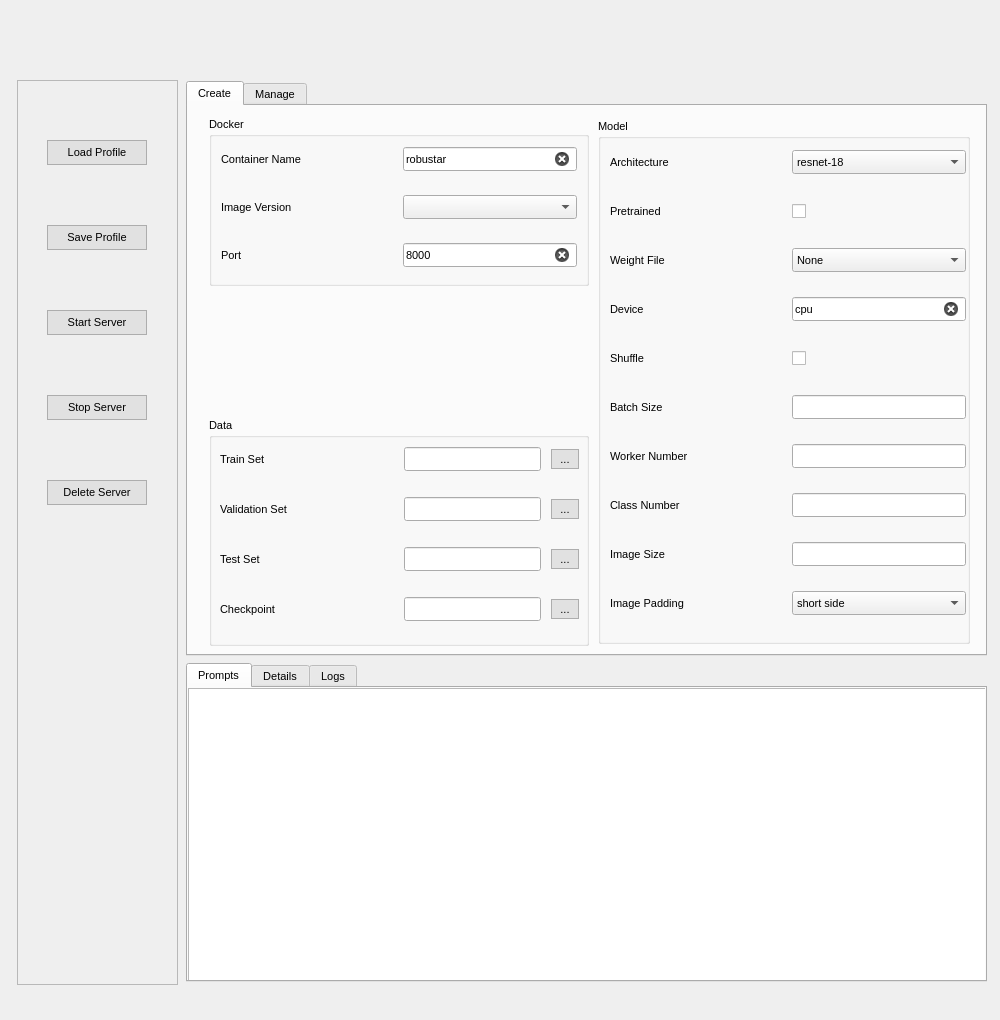
First picture: the form in launcher/resources/launcher_v2.ui, repository PaulCCCCCCH/Robustar_implementation, before the edit.
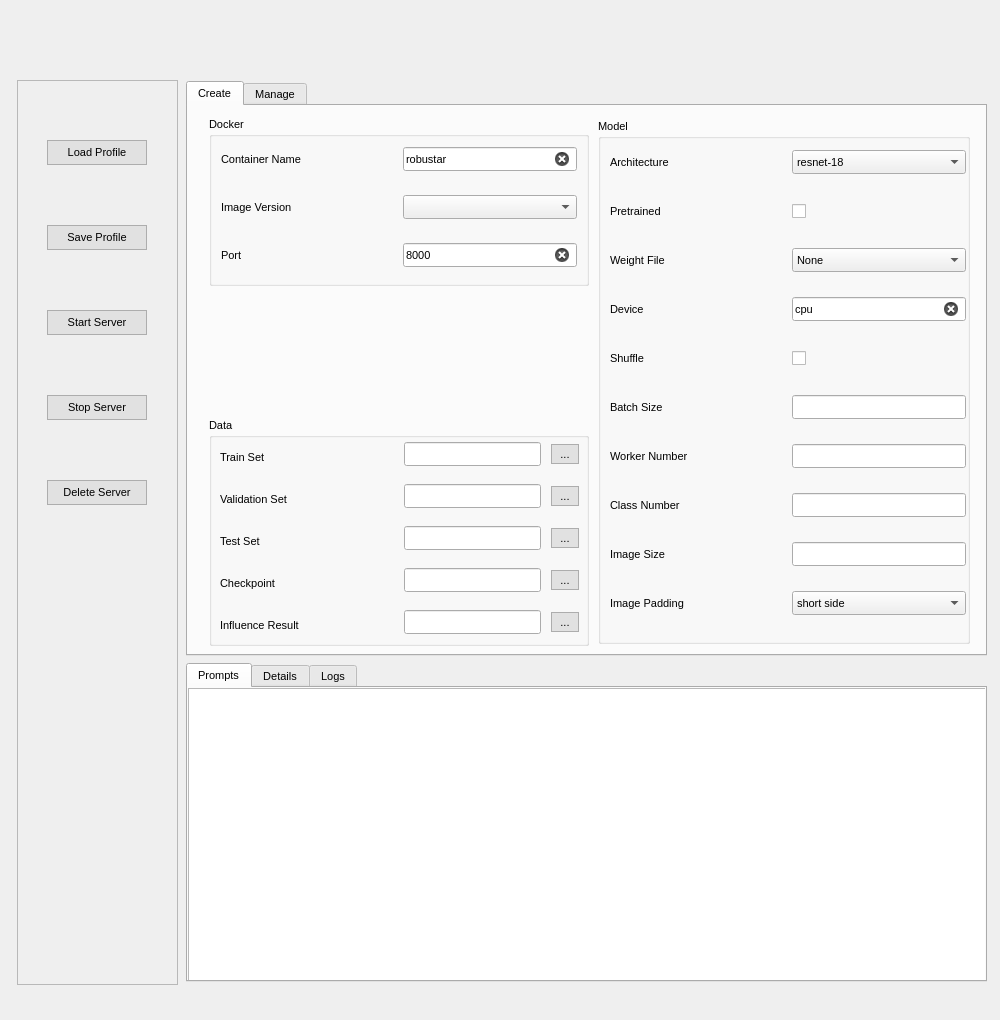
Second picture: the form after the edit. Icons and pictures are not drawn.

Diff of the .ui file:
```diff
--- a/launcher/resources/launcher_v2.ui
+++ b/launcher/resources/launcher_v2.ui
@@ -916,7 +916,7 @@
                     <x>10</x>
                     <y>20</y>
                     <width>361</width>
-                    <height>243</height>
+                    <height>201</height>
                    </rect>
                   </property>
                   <layout class="QVBoxLayout" name="data_v_layout">
```
